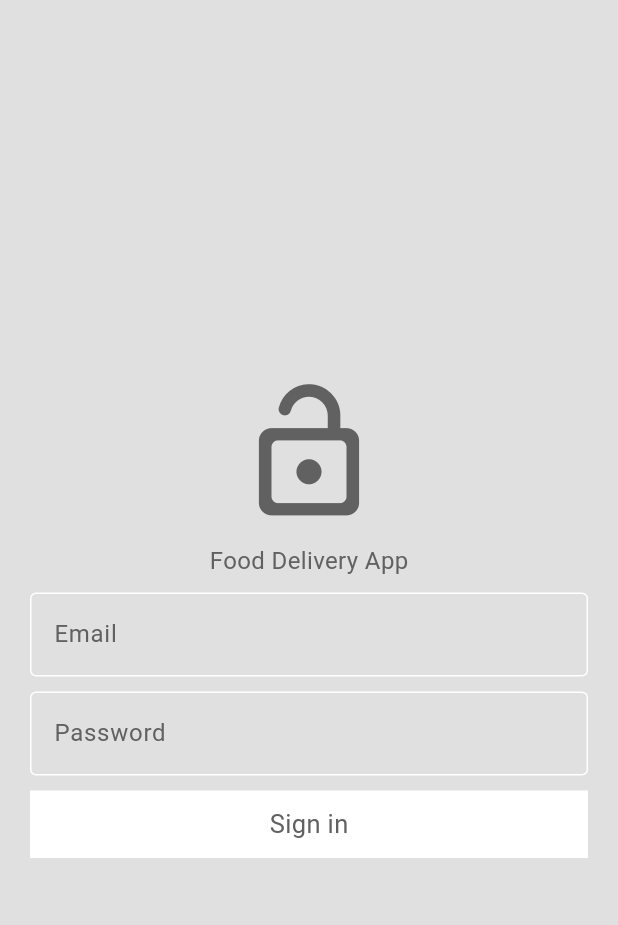
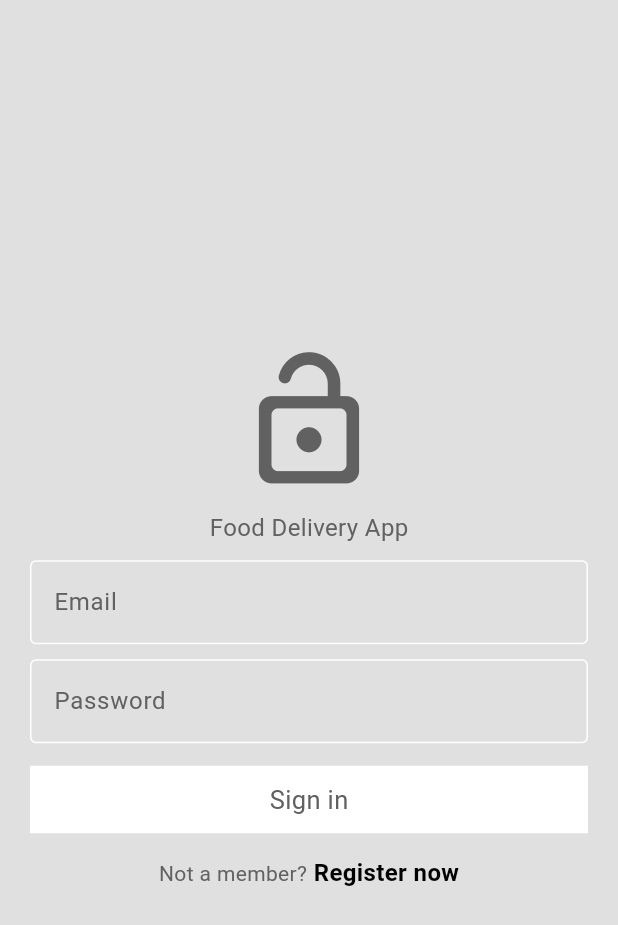
Before and after one commit to FaiziBytes/food-delivery, a Flutter app: the screen it shows after launch, on a phone screen of 412 x 824 dp. Shown: the top 925 px of the screen. Run offline on Flutter 3.47's test engine with Material 3 defaults, Android fonts, the phone set to English and light mode, and no system bars.

Commit message:
Added a row of two text widegts at the bottom one is a simple text other is a gesture detector also a button

```diff
--- a/food_delivery/lib/login.dart
+++ b/food_delivery/lib/login.dart
@@ -32,8 +32,31 @@ class LoginPage extends StatelessWidget {
           CustomTextField(hintText: "Email", controller: emailController, obscureText: false),
           SizedBox(height: 10,),
           CustomTextField(hintText: "Password", controller: passwordController, obscureText: true),
-          SizedBox(height: 10,),
+          SizedBox(height: 15,),
           Button(onTap: (){print("Signed in");},),
+          SizedBox(height: 15,),
+          Row(
+            mainAxisAlignment: MainAxisAlignment.center,
+            crossAxisAlignment: CrossAxisAlignment.center,
+            children: [
+              Text("Not a member?",
+              style: TextStyle(
+                color: Theme.of(context).colorScheme.inversePrimary,
+              ),
+              ),
+              GestureDetector(
+                onTap: (){
+                  print("clicked");
+                },
+                child: Text(" Register now",
+                style: TextStyle(
+                  fontSize: 16,
+                  fontWeight: FontWeight.bold,
+                ),
+                ),
+              )
+            ],
+          )
         ],
       ),
     );
```
